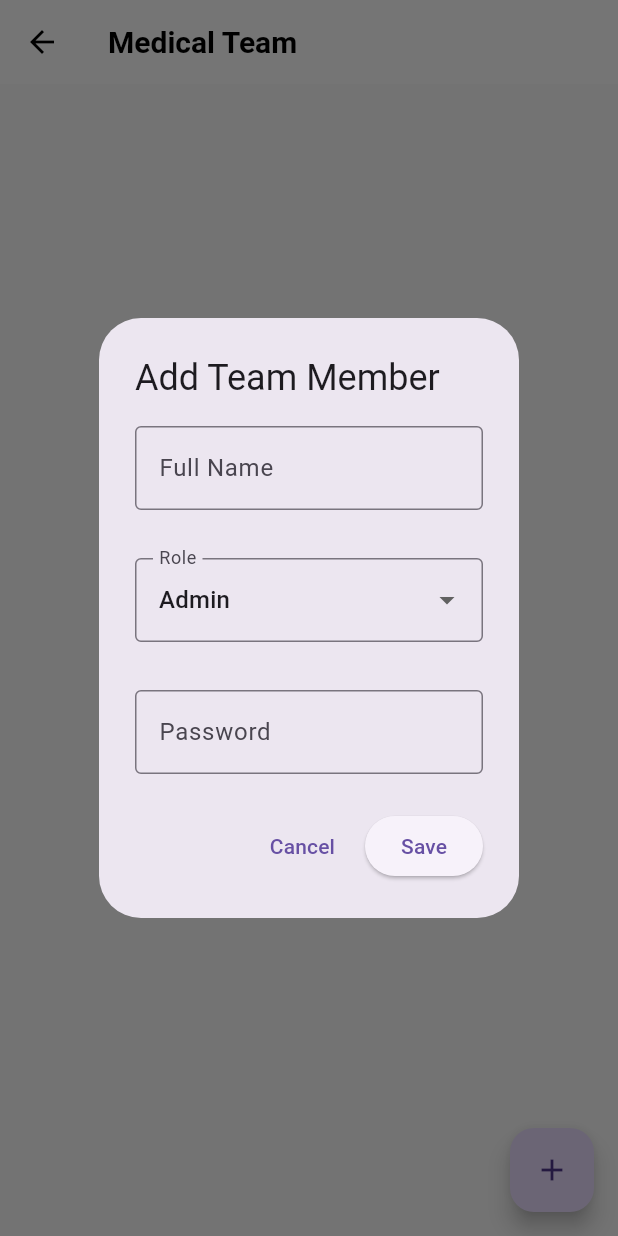
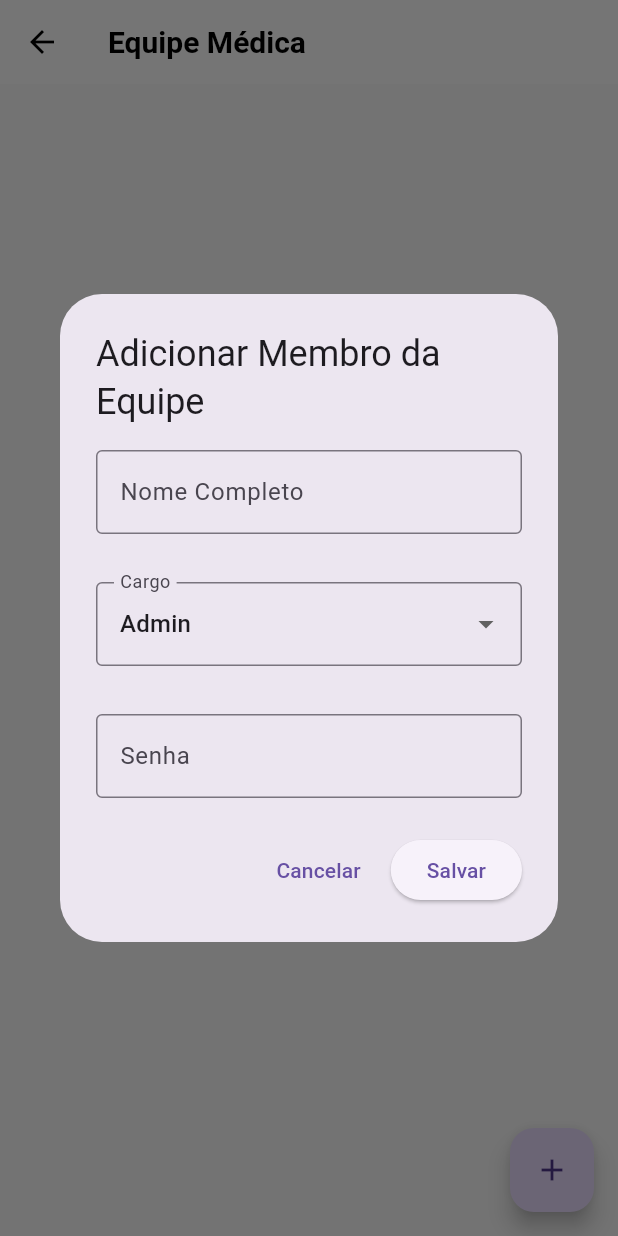
Before and after one commit to HealthLink-LTDA/HealthLinkFront, a Flutter app: the TeamScreen screen opened directly, after a tap on the "add" icon, on a phone screen of 412 x 824 dp. Run offline on Flutter 3.47's test engine with Material 3 defaults, Android fonts, the phone set to English and light mode, and no system bars; our stand-ins replace mask_text_input_formatter; accounts and stored records are empty.

Commit message:
#35 closed

```diff
--- a/lib/screens/login_screen.dart
+++ b/lib/screens/login_screen.dart
@@ -36,7 +36,7 @@ class _LoginScreenState extends State<LoginScreen> {
           MaterialPageRoute(builder: (context) => const HomeScreen()),
         );
       } else {
-        _showErrorDialog('Login failed', 'Invalid email or password.');
+        _showErrorDialog('O login falhou.', 'E-mail ou senha incorretos.');
       }
     }
   }
@@ -87,7 +87,7 @@ class _LoginScreenState extends State<LoginScreen> {
                       mainAxisSize: MainAxisSize.min,
                       children: [
                         const Text(
-                          'Welcome Back',
+                          'Bem vindo de volta!',
                           style: TextStyle(
                             fontSize: 24,
                             fontWeight: FontWeight.bold,
@@ -95,7 +95,7 @@ class _LoginScreenState extends State<LoginScreen> {
                         ),
                         const SizedBox(height: 8),
                         const Text(
-                          'Sign in to your account',
+                          'Entre em sua conta',
                           style: TextStyle(
                             color: Colors.grey,
                           ),
@@ -107,13 +107,14 @@ class _LoginScreenState extends State<LoginScreen> {
                             labelText: 'Email',
                             prefixIcon: Icon(Icons.email_outlined),
                             border: OutlineInputBorder(
-                              borderRadius: BorderRadius.all(Radius.circular(12)),
+                              borderRadius:
+                                  BorderRadius.all(Radius.circular(12)),
                             ),
                           ),
                           keyboardType: TextInputType.emailAddress,
                           validator: (value) {
                             if (value == null || value.isEmpty) {
-                              return 'Please enter your email';
+                              return 'Por favor, insira seu e-mail';
                             }
                             return null;
                           },
@@ -122,16 +123,17 @@ class _LoginScreenState extends State<LoginScreen> {
                         TextFormField(
                           controller: _passwordController,
                           decoration: const InputDecoration(
-                            labelText: 'Password',
+                            labelText: 'Senha',
                             prefixIcon: Icon(Icons.lock_outline),
                             border: OutlineInputBorder(
-                              borderRadius: BorderRadius.all(Radius.circular(12)),
+                              borderRadius:
+                                  BorderRadius.all(Radius.circular(12)),
                             ),
                           ),
                           obscureText: true,
                           validator: (value) {
                             if (value == null || value.isEmpty) {
-                              return 'Please enter your password';
+                              return 'Por favor, insira sua senha';
                             }
                             return null;
                           },
@@ -148,7 +150,7 @@ class _LoginScreenState extends State<LoginScreen> {
                               ),
                             ),
                             child: const Text(
-                              'Sign In',
+                              'Entrar',
                               style: TextStyle(fontSize: 16),
                             ),
                           ),
--- a/lib/screens/patients_screen.dart
+++ b/lib/screens/patients_screen.dart
@@ -56,7 +56,7 @@ class _PatientsScreenState extends State<PatientsScreen> {
     showDialog(
       context: context,
       builder: (context) => AlertDialog(
-        title: Text(patient == null ? 'Add Patient' : 'Edit Patient'),
+        title: Text(patient == null ? 'Adicionar Paciente' : 'Editar Paciente'),
         content: SingleChildScrollView(
           child: Form(
             key: _formKey,
@@ -66,12 +66,12 @@ class _PatientsScreenState extends State<PatientsScreen> {
                 TextFormField(
                   controller: _nameController,
                   decoration: const InputDecoration(
-                    labelText: 'Patient Name',
+                    labelText: 'Nome do Paciente',
                     border: OutlineInputBorder(),
                   ),
                   validator: (value) {
                     if (value == null || value.isEmpty) {
-                      return 'Please enter patient name';
+                      return 'Por favor, insira o nome do paciente';
                     }
                     return null;
                   },
@@ -86,7 +86,7 @@ class _PatientsScreenState extends State<PatientsScreen> {
                   inputFormatters: [_cpfFormatter],
                   validator: (value) {
                     if (value == null || value.isEmpty) {
-                      return 'Please enter CPF';
+                      return 'Por favor, insira o CPF';
                     }
                     return null;
                   },
@@ -95,7 +95,7 @@ class _PatientsScreenState extends State<PatientsScreen> {
                 TextFormField(
                   controller: _dateController,
                   decoration: const InputDecoration(
-                    labelText: 'Date of Birth',
+                    labelText: 'Data de Nascimento',
                     border: OutlineInputBorder(),
                   ),
                   readOnly: true,
@@ -113,7 +113,7 @@ class _PatientsScreenState extends State<PatientsScreen> {
                   },
                   validator: (value) {
                     if (value == null || value.isEmpty) {
-                      return 'Please select date of birth';
+                      return 'Por favor, selecione a data de nascimento';
                     }
                     return null;
                   },
@@ -122,12 +122,12 @@ class _PatientsScreenState extends State<PatientsScreen> {
                 TextFormField(
                   controller: _guardianController,
                   decoration: const InputDecoration(
-                    labelText: 'Guardian Name',
+                    labelText: 'Nome do Responsável',
                     border: OutlineInputBorder(),
                   ),
                   validator: (value) {
                     if (value == null || value.isEmpty) {
-                      return 'Please enter guardian name';
+                      return 'Por favor, insira o nome do responsável';
                     }
                     return null;
                   },
@@ -136,7 +136,7 @@ class _PatientsScreenState extends State<PatientsScreen> {
                 TextFormField(
                   controller: _notesController,
                   decoration: const InputDecoration(
-                    labelText: 'Notes',
+                    labelText: 'Anotações',
                     border: OutlineInputBorder(),
                   ),
                   maxLines: 3,
@@ -148,7 +148,7 @@ class _PatientsScreenState extends State<PatientsScreen> {
         actions: [
           TextButton(
             onPressed: () => Navigator.pop(context),
-            child: const Text('Cancel'),
+            child: const Text('Cancelar'),
           ),
           ElevatedButton(
             onPressed: () {
@@ -169,7 +169,7 @@ class _PatientsScreenState extends State<PatientsScreen> {
                 _showUpdateConfirmation(context, _editingPatient!);
               }
             },
-            child: Text(_editingPatient == null ? 'Add' : 'Update'),
+            child: Text(_editingPatient == null ? 'Adicionar' : 'Atualizar'),
           ),
         ],
       ),
@@ -180,13 +180,13 @@ class _PatientsScreenState extends State<PatientsScreen> {
     showDialog(
       context: context,
       builder: (context) => AlertDialog(
-        title: const Text('Confirm Deletion'),
+        title: const Text('Confirmar Exclusão'),
         content: Text(
-            'Are you sure you want to remove ${patient.name} from patients?'),
+            'Tem certeza que deseja remover ${patient.name} dos pacientes?'),
         actions: [
           TextButton(
             onPressed: () => Navigator.pop(context),
-            child: const Text('Cancel'),
+            child: const Text('Cancelar'),
           ),
           ElevatedButton(
             onPressed: () {
@@ -197,7 +197,7 @@ class _PatientsScreenState extends State<PatientsScreen> {
               backgroundColor: Colors.red,
               foregroundColor: Colors.white,
             ),
-            child: const Text('Delete'),
+            child: const Text('Excluir'),
           ),
         ],
       ),
@@ -208,13 +208,13 @@ class _PatientsScreenState extends State<PatientsScreen> {
     showDialog(
       context: context,
       builder: (context) => AlertDialog(
-        title: const Text('Confirm Update'),
+        title: const Text('Confirmar Atualização'),
         content: Text(
-            'Are you sure you want to update ${patient.name}\'s information?'),
+            'Tem certeza que deseja atualizar as informações de ${patient.name}?'),
         actions: [
           TextButton(
             onPressed: () => Navigator.pop(context),
-            child: const Text('Cancel'),
+            child: const Text('Cancelar'),
           ),
           ElevatedButton(
             onPressed: () {
@@ -241,7 +241,7 @@ class _PatientsScreenState extends State<PatientsScreen> {
               backgroundColor: Colors.blue,
               foregroundColor: Colors.white,
             ),
-            child: const Text('Update'),
+            child: const Text('Atualizar'),
           ),
         ],
       ),
@@ -252,7 +252,7 @@ class _PatientsScreenState extends State<PatientsScreen> {
   Widget build(BuildContext context) {
     return Scaffold(
       appBar: AppBar(
-        title: const Text('Patients'),
+        title: const Text('Pacientes'),
       ),
       body: Consumer<PatientProvider>(
         builder: (context, provider, _) {
@@ -277,9 +277,9 @@ class _PatientsScreenState extends State<PatientsScreen> {
                       ),
                       const SizedBox(height: 8),
                       Text('CPF: ${patient.cpf}'),
-                      Text('Guardian: ${patient.guardianName}'),
+                      Text('Responsável: ${patient.guardianName}'),
                       Text(
-                        'Born: ${DateFormat('MM/dd/yyyy').format(DateTime.parse(patient.dateOfBirth))}',
+                        'Nascido em: ${DateFormat('MM/dd/yyyy').format(DateTime.parse(patient.dateOfBirth))}',
                       ),
                       if (patient.notes != null &&
                           patient.notes!.isNotEmpty) ...[
--- a/lib/screens/records_screen.dart
+++ b/lib/screens/records_screen.dart
@@ -198,8 +198,9 @@ class _RecordsScreenState extends State<RecordsScreen> {
       context: context,
       builder: (context) => StatefulBuilder(
         builder: (context, setStateDialog) => AlertDialog(
-          title: Text(
-              record == null ? 'Add Medical Record' : 'Edit Medical Record'),
+          title: Text(record == null
+              ? 'Adicionar Registro Médico'
+              : 'Editar Registro Médico'),
           content: SingleChildScrollView(
             child: Form(
               key: _formKey,
@@ -209,7 +210,7 @@ class _RecordsScreenState extends State<RecordsScreen> {
                   DropdownButtonFormField<String>(
                     value: _selectedPatientId,
                     decoration: const InputDecoration(
-                      labelText: 'Patient',
+                      labelText: 'Paciente',
                       border: OutlineInputBorder(),
                     ),
                     items: _mockPatients.map((patient) {
@@ -225,7 +226,7 @@ class _RecordsScreenState extends State<RecordsScreen> {
                     },
                     validator: (value) {
                       if (value == null) {
-                        return 'Please select a patient';
+                        return 'Por favor, selecione um paciente';
                       }
                       return null;
                     },
@@ -234,7 +235,7 @@ class _RecordsScreenState extends State<RecordsScreen> {
                   DropdownButtonFormField<String>(
                     value: _selectedDoctorId,
                     decoration: const InputDecoration(
-                      labelText: 'Doctor',
+                      labelText: 'Enfermeira',
                       border: OutlineInputBorder(),
                     ),
                     items: _mockDoctors.map((doctor) {
@@ -250,7 +251,7 @@ class _RecordsScreenState extends State<RecordsScreen> {
                     },
                     validator: (value) {
                       if (value == null) {
-                        return 'Please select a doctor';
+                        return 'Por favor, selecione uma enfermeira';
                       }
                       return null;
                     },
@@ -310,7 +311,6 @@ class _RecordsScreenState extends State<RecordsScreen> {
                       respiratorio: _respiratorio,
                       nebulizacaoResgate: _nebulizacaoResgate,
                       vomitoPersistente: _vomitoPersistente,
-                      date: DateTime.now().toString(),
                     );
                     setState(() {
                       _records.add(record);
@@ -321,7 +321,7 @@ class _RecordsScreenState extends State<RecordsScreen> {
                   }
                 }
               },
-              child: Text(_editingRecord == null ? 'Add' : 'Update'),
+              child: Text(_editingRecord == null ? 'Adicionar' : 'Atualizar'),
             ),
           ],
         ),
@@ -333,13 +333,13 @@ class _RecordsScreenState extends State<RecordsScreen> {
     showDialog(
       context: context,
       builder: (context) => AlertDialog(
-        title: const Text('Confirm Update'),
-        content:
-            const Text('Are you sure you want to update this medical record?'),
+        title: const Text('Confirmar Atualização'),
+        content: const Text(
+            'Tem certeza que deseja atualizar este registro médico?'),
         actions: [
           TextButton(
             onPressed: () => Navigator.pop(context),
-            child: const Text('Cancel'),
+            child: const Text('Cancelar'),
           ),
           ElevatedButton(
             onPressed: () {
@@ -352,7 +352,6 @@ class _RecordsScreenState extends State<RecordsScreen> {
                 respiratorio: _respiratorio,
                 nebulizacaoResgate: _nebulizacaoResgate,
                 vomitoPersistente: _vomitoPersistente,
-                date: _editingRecord!.date,
               );
 
               setState(() {
@@ -366,7 +365,7 @@ class _RecordsScreenState extends State<RecordsScreen> {
               Navigator.pop(context);
               Navigator.pop(context);
             },
-            child: const Text('Confirm'),
+            child: const Text('Confirmar'),
           ),
         ],
       ),
@@ -377,13 +376,13 @@ class _RecordsScreenState extends State<RecordsScreen> {
     showDialog(
       context: context,
       builder: (context) => AlertDialog(
-        title: const Text('Confirm Deletion'),
+        title: const Text('Confirmar Exclusão'),
         content:
-            const Text('Are you sure you want to delete this medical record?'),
+            const Text('Tem certeza que deseja excluir este registro médico?'),
         actions: [
           TextButton(
             onPressed: () => Navigator.pop(context),
-            child: const Text('Cancel'),
+            child: const Text('Cancelar'),
           ),
           ElevatedButton(
             onPressed: () {
@@ -396,7 +395,7 @@ class _RecordsScreenState extends State<RecordsScreen> {
               backgroundColor: Colors.red,
               foregroundColor: Colors.white,
             ),
-            child: const Text('Delete'),
+            child: const Text('Excluir'),
           ),
         ],
       ),
@@ -407,7 +406,7 @@ class _RecordsScreenState extends State<RecordsScreen> {
   Widget build(BuildContext context) {
     return Scaffold(
       appBar: AppBar(
-        title: const Text('Medical Records'),
+        title: const Text('Registros Médicos'),
       ),
       body: ListView.builder(
         padding: const EdgeInsets.all(16),
@@ -432,21 +431,16 @@ class _RecordsScreenState extends State<RecordsScreen> {
                     mainAxisAlignment: MainAxisAlignment.spaceBetween,
                     children: [
                       Text(
-                        'Patient: ${patient['name']}',
+                        'Paciente: ${patient['name']}',
                         style: const TextStyle(
                           fontSize: 18,
                           fontWeight: FontWeight.bold,
                         ),
                       ),
-                      Text(
-                        DateFormat('MM/dd/yyyy').format(
-                          DateTime.parse(record.date),
-                        ),
-                      ),
                     ],
                   ),
                   const SizedBox(height: 8),
-                  Text('Doctor: ${doctor['name']}'),
+                  Text('Enfermeira: ${doctor['name']}'),
                   const SizedBox(height: 8),
                   Container(
                     padding:
--- a/lib/screens/search_screen.dart
+++ b/lib/screens/search_screen.dart
@@ -7,10 +7,10 @@ class SearchScreen extends StatelessWidget {
   Widget build(BuildContext context) {
     return Scaffold(
       appBar: AppBar(
-        title: const Text('Search'),
+        title: const Text('Buscar'),
       ),
       body: const Center(
-        child: Text('Search functionality coming soon...'),
+        child: Text('Funcionalidade de busca em desenvolvimento...'),
       ),
     );
   }
--- a/lib/screens/team_screen.dart
+++ b/lib/screens/team_screen.dart
@@ -48,7 +48,9 @@ class _TeamScreenState extends State<TeamScreen> {
       context: context,
       builder: (context) => StatefulBuilder(
         builder: (context, setState) => AlertDialog(
-          title: Text(user == null ? 'Add Team Member' : 'Edit Team Member'),
+          title: Text(user == null
+              ? 'Adicionar Membro da Equipe'
+              : 'Editar Membro da Equipe'),
           content: SingleChildScrollView(
             child: Form(
               key: _formKey,
@@ -58,12 +60,12 @@ class _TeamScreenState extends State<TeamScreen> {
                   TextFormField(
                     controller: _nameController,
                     decoration: const InputDecoration(
-                      labelText: 'Full Name',
+                      labelText: 'Nome Completo',
                       border: OutlineInputBorder(),
                     ),
                     validator: (value) {
                       if (value == null || value.isEmpty) {
-                        return 'Please enter full name';
+                        return 'Por favor, insira o nome completo';
                       }
                       return null;
                     },
@@ -79,7 +81,7 @@ class _TeamScreenState extends State<TeamScreen> {
                       keyboardType: TextInputType.emailAddress,
                       validator: (value) {
                         if (value == null || value.isEmpty) {
-                          return 'Please enter email';
+                          return 'Por favor, insira o e-mail';
                         }
                         return null;
                       },
@@ -88,7 +90,7 @@ class _TeamScreenState extends State<TeamScreen> {
                   DropdownButtonFormField<int>(
                     value: _selectedRole,
                     decoration: const InputDecoration(
-                      labelText: 'Role',
+                      labelText: 'Cargo',
                       border: OutlineInputBorder(),
                     ),
                     items: const [
@@ -117,7 +119,7 @@ class _TeamScreenState extends State<TeamScreen> {
                       validator: (value) {
                         if (_selectedRole == 2 &&
                             (value == null || value.isEmpty)) {
-                          return 'Please enter CRM';
+                          return 'Por favor, insira o CRM';
                         }
                         return null;
                       },
@@ -126,14 +128,14 @@ class _TeamScreenState extends State<TeamScreen> {
                   TextFormField(
                     controller: _passwordController,
                     decoration: const InputDecoration(
-                      labelText: 'Password',
+                      labelText: 'Senha',
                       border: OutlineInputBorder(),
                     ),
                     obscureText: true,
                     validator: (value) {
                       if (_editingMember == null &&
                           (value == null || value.isEmpty)) {
-                        return 'Please enter password';
+                        return 'Por favor, insira a senha';
                       }
                       return null;
                     },
@@ -145,7 +147,7 @@ class _TeamScreenState extends State<TeamScreen> {
           actions: [
             TextButton(
               onPressed: () => Navigator.pop(context),
-              child: const Text('Cancel'),
+              child: const Text('Cancelar'),
             ),
             ElevatedButton(
               onPressed: () {
@@ -165,13 +167,13 @@ class _TeamScreenState extends State<TeamScreen> {
                     showDialog(
                       context: context,
                       builder: (context) => AlertDialog(
-                        title: const Text('Confirm Edit'),
+                        title: const Text('Confirmar Edição'),
                         content: Text(
-                            'Do you want to save the changes for ${_nameController.text}?'),
+                            'Deseja salvar as alterações para ${_nameController.text}?'),
                         actions: [
                           TextButton(
                             onPressed: () => Navigator.pop(context),
-                            child: const Text('Cancel'),
+                            child: const Text('Cancelar'),
                           ),
                           ElevatedButton(
                             onPressed: () {
@@ -200,7 +202,7 @@ class _TeamScreenState extends State<TeamScreen> {
                               backgroundColor: Colors.blue,
                               foregroundColor: Colors.white,
                             ),
-                            child: const Text('Save Changes'),
+                            child: const Text('Salvar Alterações'),
                           ),
                         ],
                       ),
@@ -208,7 +210,7 @@ class _TeamScreenState extends State<TeamScreen> {
                   }
                 }
               },
-              child: Text(_editingMember == null ? 'Add' : 'Save'),
+              child: Text(_editingMember == null ? 'Adicionar' : 'Salvar'),
             ),
           ],
         ),
@@ -220,13 +222,13 @@ class _TeamScreenState extends State<TeamScreen> {
     showDialog(
       context: context,
       builder: (context) => AlertDialog(
-        title: const Text('Confirm Deletion'),
-        content: Text(
-            'Are you sure you want to remove ${member.name} from the team?'),
+        title: const Text('Confirmar Exclusão'),
+        content:
+            Text('Tem certeza que deseja remover ${member.name} da equipe?'),
         actions: [
           TextButton(
             onPressed: () => Navigator.pop(context),
-            child: const Text('Cancel'),
+            child: const Text('Cancelar'),
           ),
           ElevatedButton(
             onPressed: () {
@@ -237,7 +239,7 @@ class _TeamScreenState extends State<TeamScreen> {
               backgroundColor: Colors.red,
               foregroundColor: Colors.white,
             ),
-            child: const Text('Delete'),
+            child: const Text('Excluir'),
           ),
         ],
       ),
@@ -249,13 +251,13 @@ class _TeamScreenState extends State<TeamScreen> {
       showDialog(
         context: context,
         builder: (context) => AlertDialog(
-          title: const Text('Confirm Update'),
+          title: const Text('Confirmar Atualização'),
           content: Text(
-              'Are you sure you want to update ${_nameController.text}\'s information?'),
+              'Tem certeza que deseja atualizar as informações de ${_nameController.text}?'),
           actions: [
             TextButton(
               onPressed: () => Navigator.pop(context),
-              child: const Text('Cancel'),
+              child: const Text('Cancelar'),
             ),
             ElevatedButton(
               onPressed: () {
@@ -280,7 +282,7 @@ class _TeamScreenState extends State<TeamScreen> {
                 backgroundColor: Colors.blue,
                 foregroundColor: Colors.white,
               ),
-              child: const Text('Confirm Update'),
+              child: const Text('Confirmar Atualização'),
             ),
           ],
         ),
@@ -293,13 +295,13 @@ class _TeamScreenState extends State<TeamScreen> {
       case 1:
         return 'Admin';
       case 2:
-        return 'Doctor';
+        return 'Médico';
       case 3:
-        return 'Nurse';
+        return 'Enfermeiro';
       case 4:
-        return 'Technician';
+        return 'Técnico';
       default:
-        return 'Unknown';
+        return 'Desconhecido';
     }
   }
 
@@ -307,7 +309,7 @@ class _TeamScreenState extends State<TeamScreen> {
   Widget build(BuildContext context) {
     return Scaffold(
       appBar: AppBar(
-        title: const Text('Medical Team'),
+        title: const Text('Equipe Médica'),
       ),
       body: Consumer<UserProvider>(
         builder: (context, provider, _) {
```
Also changed, not shown: lib/screens/settings_screen.dart (+4 -4 lines).
